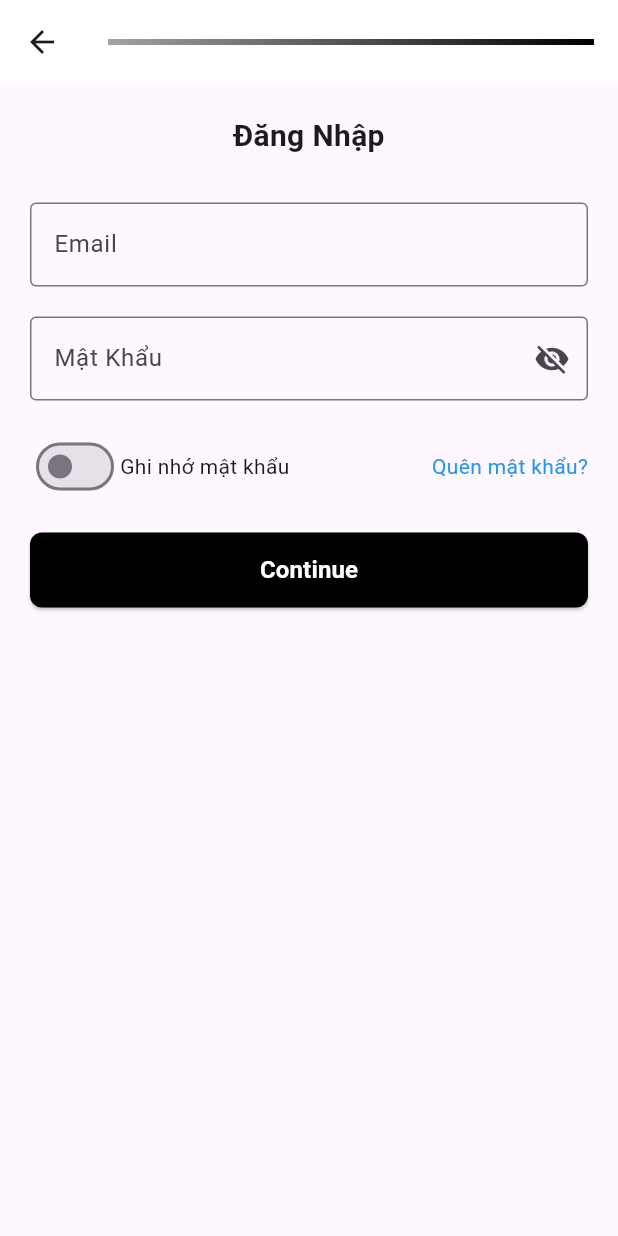
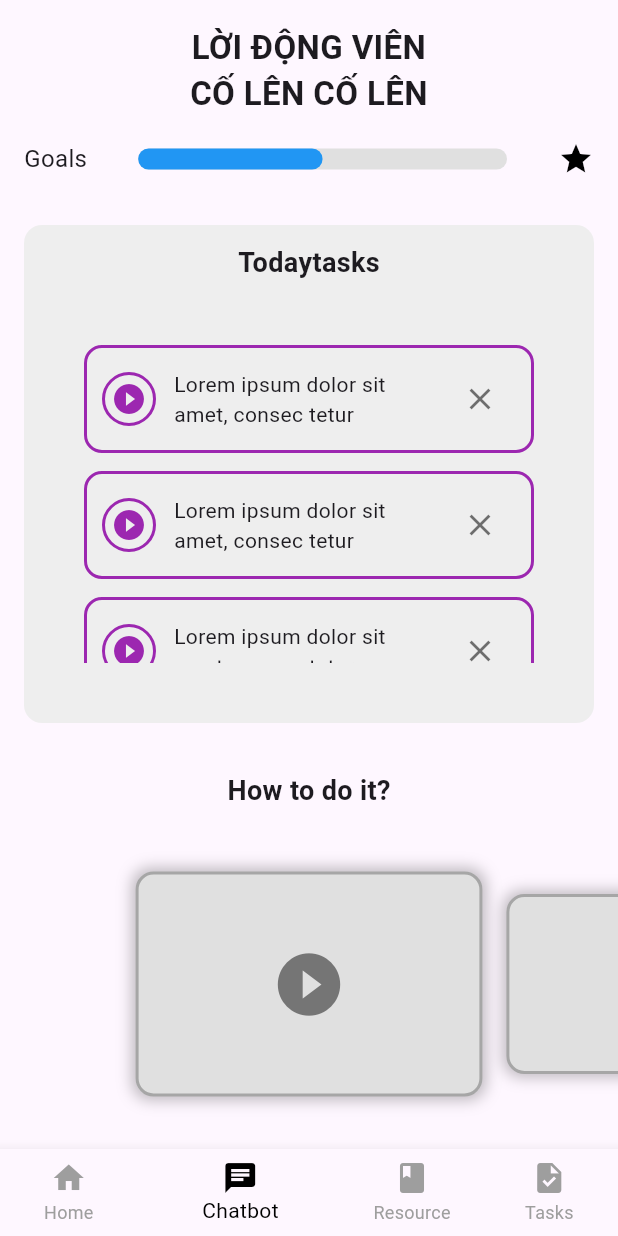
Before and after one commit to Quoocshi/Chore_Butler, a Flutter app: the ChildLogin screen opened by its route, after a tap on "Continue", on a phone screen of 412 x 824 dp. Run offline on Flutter 3.47's test engine with Material 3 defaults, Android fonts, the phone set to English and light mode, and no system bars; drawn by our look-alikes of percent_indicator; our stand-ins replace get.

Commit message:
child homepage UI

```diff
--- /dev/null
+++ b/lib/modules/Child/Home/screens/home_screen.dart
@@ -0,0 +1,125 @@
+import 'package:chore_butler/routes/app_routes.dart';
+import 'package:flutter/material.dart';
+import 'package:get/get.dart';
+import 'package:chore_butler/modules/Child/Home/widgets/video_list.dart';
+import '../widgets/progress_bar.dart';
+import '../widgets/task_list.dart';
+
+class ChildHomeScreen extends StatefulWidget {
+  const ChildHomeScreen({super.key});
+
+  @override
+  _ChildHomeScreenState createState() => _ChildHomeScreenState();
+}
+
+class _ChildHomeScreenState extends State<ChildHomeScreen> {
+  int _selectedIndex = 1; // Mặc định chọn "Chatbot"
+
+  void _onItemTapped(int index) {
+    setState(() {
+      _selectedIndex = index;
+    });
+
+    switch (index) {
+      case 0:
+        Get.offAllNamed(AppRoutes.child_login);
+        break;
+      case 1:
+        Get.offAllNamed(AppRoutes.child_login);
+        break;
+      case 2:
+        Get.offAllNamed(AppRoutes.child_login);
+        break;
+      case 3:
+        Get.offAllNamed(AppRoutes.child_login);
+        break;
+    }
+  }
+
+  @override
+  Widget build(BuildContext context) {
+    return Scaffold(
+      body: Column(
+        crossAxisAlignment: CrossAxisAlignment.start,
+        children: [
+          // Lời động viên
+          Padding(
+            padding: const EdgeInsets.all(16.0),
+            child: Center(
+              child: Text(
+                "LỜI ĐỘNG VIÊN\nCỐ LÊN CỐ LÊN",
+                textAlign: TextAlign.center,
+                style: TextStyle(fontSize: 22, fontWeight: FontWeight.bold),
+              ),
+            ),
+          ),
+          // Thanh tiến độ
+          Padding(
+            padding: const EdgeInsets.symmetric(horizontal: 16.0),
+            child: Row(
+              children: [
+                Text("Goals", style: TextStyle(fontSize: 16)),
+                SizedBox(width: 8),
+                Expanded(child: ProgressBar(percent: 0.5)),
+                SizedBox(width: 8),
+                Icon(Icons.star, color: Colors.black),
+              ],
+            ),
+          ),
+          SizedBox(height: 16),
+
+          // Danh sách nhiệm vụ
+          Expanded(
+            child: Container(
+              margin: EdgeInsets.all(16),
+              padding: EdgeInsets.all(12),
+              decoration: BoxDecoration(
+                color: Colors.grey[200],
+                borderRadius: BorderRadius.circular(12),
+              ),
+              child: Column(
+                crossAxisAlignment: CrossAxisAlignment.start,
+                children: [
+                  Center(
+                    child: Text("Todaytasks",
+                        style: TextStyle(
+                            fontSize: 18, fontWeight: FontWeight.bold)),
+                  ),
+                  SizedBox(height: 8),
+                  Expanded(child: TaskList()),
+                ],
+              ),
+            ),
+          ),
+          Padding(
+            padding: const EdgeInsets.all(16.0),
+            child: Center(
+              child: Text(
+                "How to do it?",
+                style: TextStyle(fontSize: 18, fontWeight: FontWeight.bold),
+              ),
+            ),
+          ),
+          // Danh sách video
+          VideoCarousel(),
+          SizedBox(height: 10),
+        ],
+      ),
+
+      // Thanh điều hướng BottomNavigationBar
+      bottomNavigationBar: BottomNavigationBar(
+        currentIndex: _selectedIndex,
+        onTap: _onItemTapped,
+        selectedItemColor: Colors.black,
+        unselectedItemColor: Colors.grey,
+        showUnselectedLabels: true,
+        items: [
+          BottomNavigationBarItem(icon: Icon(Icons.home), label: 'Home'),
+          BottomNavigationBarItem(icon: Icon(Icons.chat), label: 'Chatbot'),
+          BottomNavigationBarItem(icon: Icon(Icons.book), label: 'Resource'),
+          BottomNavigationBarItem(icon: Icon(Icons.task), label: 'Tasks'),
+        ],
+      ),
+    );
+  }
+}
--- /dev/null
+++ b/lib/modules/Child/Home/widgets/app_bar.dart
@@ -0,0 +1,18 @@
+import 'package:flutter/material.dart';
+
+class CustomAppBar extends StatelessWidget implements PreferredSizeWidget {
+  final String title;
+
+  const CustomAppBar({Key? key, required this.title}) : super(key: key);
+
+  @override
+  Widget build(BuildContext context) {
+    return AppBar(
+      title: Text(title),
+      backgroundColor: Colors.blue,
+    );
+  }
+
+  @override
+  Size get preferredSize => Size.fromHeight(kToolbarHeight);
+}
--- /dev/null
+++ b/lib/modules/Child/Home/widgets/progress_bar.dart
@@ -0,0 +1,24 @@
+import 'package:flutter/material.dart';
+import 'package:percent_indicator/percent_indicator.dart';
+
+class ProgressBar extends StatelessWidget {
+  final double percent;
+
+  const ProgressBar({Key? key, required this.percent}) : super(key: key);
+
+  @override
+  Widget build(BuildContext context) {
+    return Padding(
+      padding: const EdgeInsets.symmetric(horizontal: 16.0),
+      child: LinearPercentIndicator(
+        lineHeight: 14.0,
+        percent: percent,
+        backgroundColor: Colors.grey[300]!,
+        progressColor: Colors.blue,
+        barRadius: Radius.circular(8),
+        animation: true,
+        animationDuration: 1000,
+      ),
+    );
+  }
+}
--- /dev/null
+++ b/lib/modules/Child/Home/widgets/task_list.dart
@@ -0,0 +1,74 @@
+import 'package:flutter/material.dart';
+
+class TaskList extends StatelessWidget {
+  final List<String> tasks = [
+    "Lorem ipsum dolor sit amet, consec tetur",
+    "Lorem ipsum dolor sit amet, consec tetur",
+    "Lorem ipsum dolor sit amet, consec tetur"
+  ];
+
+  @override
+  Widget build(BuildContext context) {
+    return Container(
+      margin: EdgeInsets.all(16),
+      padding: EdgeInsets.all(12),
+      decoration: BoxDecoration(
+        color: Colors.grey[200],
+        borderRadius: BorderRadius.circular(16),
+      ),
+      child: Column(
+        crossAxisAlignment: CrossAxisAlignment.start,
+        children: [
+          Expanded(
+            child: ListView.builder(
+              itemCount: tasks.length,
+              itemBuilder: (context, index) => _buildTaskItem(tasks[index]),
+            ),
+          ),
+        ],
+      ),
+    );
+  }
+
+  Widget _buildTaskItem(String task) {
+    return Container(
+      margin: EdgeInsets.symmetric(vertical: 6),
+      padding: EdgeInsets.all(10),
+      decoration: BoxDecoration(
+        border: Border.all(color: Colors.purple, width: 2),
+        borderRadius: BorderRadius.circular(12),
+      ),
+      child: Row(
+        children: [
+          // Icon hình tròn bên trái
+          Container(
+            width: 36,
+            height: 36,
+            decoration: BoxDecoration(
+              shape: BoxShape.circle,
+              border: Border.all(color: Colors.purple, width: 2),
+            ),
+            child: Center(
+              child: Icon(Icons.play_circle_fill, color: Colors.purple),
+            ),
+          ),
+          SizedBox(width: 12),
+          // Nội dung task
+          Expanded(
+            child: Text(
+              task,
+              style: TextStyle(fontSize: 14),
+            ),
+          ),
+          // Nút đóng (X)
+          IconButton(
+            icon: Icon(Icons.close, color: Colors.black54),
+            onPressed: () {
+              // TODO: Xử lý khi xóa task
+            },
+          ),
+        ],
+      ),
+    );
+  }
+}
--- /dev/null
+++ b/lib/modules/Child/Home/widgets/video_list.dart
@@ -0,0 +1,73 @@
+import 'package:flutter/material.dart';
+
+class VideoCarousel extends StatefulWidget {
+  @override
+  _VideoCarouselState createState() => _VideoCarouselState();
+}
+
+class _VideoCarouselState extends State<VideoCarousel> {
+  final PageController _pageController =
+      PageController(viewportFraction: 0.6); // Điều chỉnh kích thước viewport
+  double _currentPage = 0.0;
+
+  @override
+  void initState() {
+    super.initState();
+    _pageController.addListener(() {
+      setState(() {
+        _currentPage = _pageController.page!;
+      });
+    });
+  }
+
+  @override
+  Widget build(BuildContext context) {
+    return Column(
+      children: [
+        SizedBox(
+          height: 200, // Chiều cao tổng của danh sách container
+          child: PageView.builder(
+            controller: _pageController,
+            itemCount: 5, // Số lượng container
+            itemBuilder: (context, index) {
+              double distance =
+                  (_currentPage - index).abs(); // Khoảng cách từ trung tâm
+              double scale = 1 -
+                  (distance * 0.2).clamp(
+                      0.0, 0.3); // Phóng to trung tâm, nhỏ dần khi xa hơn
+
+              return Center(
+                child: AnimatedContainer(
+                  duration: Duration(
+                      milliseconds: 0), // Điều chỉnh thời gian chuyển đổi
+                  curve: Curves.easeInOut,
+                  width: 400 * scale, // Kích thước thay đổi theo khoảng cách
+                  height: 150 * scale,
+                  margin: EdgeInsets.symmetric(horizontal: 8),
+                  decoration: BoxDecoration(
+                    color: Colors.grey[300],
+                    borderRadius: BorderRadius.circular(12),
+                    border: Border.all(color: Colors.black26, width: 2),
+                    boxShadow: [
+                      BoxShadow(
+                        color: Colors.black26,
+                        blurRadius: 8,
+                        spreadRadius: 2,
+                      ),
+                    ],
+                  ),
+                  child: Center(
+                    child: Icon(Icons.play_circle_fill,
+                        size: 50 * scale,
+                        color: Colors
+                            .grey[600]), // Icon thay đổi kích thước theo scale
+                  ),
+                ),
+              );
+            },
+          ),
+        ),
+      ],
+    );
+  }
+}
--- a/lib/modules/Child/Login/screens/child_login.dart
+++ b/lib/modules/Child/Login/screens/child_login.dart
@@ -80,7 +80,12 @@ class ChildLogin extends StatelessWidget {
                 ],
               ),
               SizedBox(height: 20),
-              CustomButton(label: "Continue", onPressed: () {}),
+              CustomButton(
+                label: "Continue",
+                onPressed: () {
+                  Get.offAllNamed(AppRoutes.child_home_page);
+                },
+              ),
             ],
           ),
         ),
--- a/lib/routes/app_pages.dart
+++ b/lib/routes/app_pages.dart
@@ -1,3 +1,4 @@
+import 'package:chore_butler/modules/Child/Home/screens/home_screen.dart';
 import 'package:chore_butler/modules/Child/Login/screens/child_login.dart';
 import 'package:chore_butler/modules/Child/Register/screens/child_register.dart';
 import 'package:chore_butler/modules/Child/Register/screens/child_register_info.dart';
@@ -39,5 +40,10 @@ class AppPages {
       page: () => ChildLogin(),
       transition: Transition.noTransition,
     ),
+    GetPage(
+      name: AppRoutes.child_home_page,
+      page: () => ChildHomeScreen(),
+      transition: Transition.noTransition,
+    ),
   ];
 }
--- a/lib/routes/app_routes.dart
+++ b/lib/routes/app_routes.dart
@@ -5,4 +5,5 @@ class AppRoutes {
   static const String child_register = '/child_register';
   static const String child_register_info = '/child_register_info';
   static const String child_login = '/child_login';
+  static const String child_home_page = '/child_home_page';
 }
--- a/pubspec.yaml
+++ b/pubspec.yaml
@@ -35,6 +35,8 @@ dependencies:
   # Use with the CupertinoIcons class for iOS style icons.
   cupertino_icons: ^1.0.8
   get: ^4.7.2
+  percent_indicator: ^4.2.4
+  carousel_slider: ^5.0.0
 
 dev_dependencies:
   flutter_test:
```
Also changed, not shown: pubspec.lock, 2 other files.
